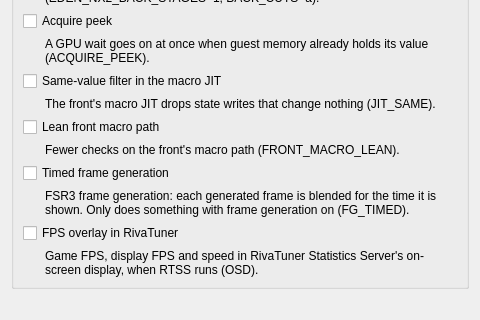
Above: src/yuzu/configuration/configure_nx2perf.ui from Mvii7/Dozer before the change; both pictures show x 0 to 480 and y 320 to 640 of the 480 by 640 pixel window. Below: the same form after it.
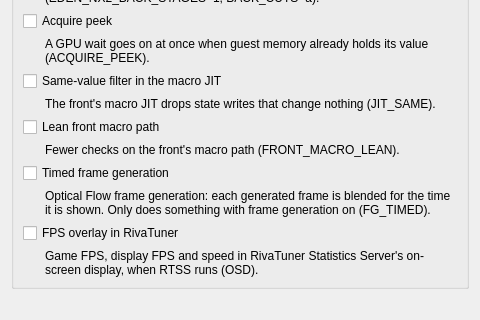
That is the form after the change.

Commit message:
UI: name the FSR filters and the built-in frame generation by what they do
The frame generation type "FSR 3" is Eglantine's own optical-flow
interpolation, not AMD's, and the "AMD FidelityFX Super Resolution 3"
window filter runs FSR 1's EASU and RCAS at 0.8x sharpness. Label them
"Optical Flow Interpolation (built-in)" and "AMD FidelityFX Super
Resolution 1, softer sharpening", and the plain FSR filter "FSR 1". Only
the text changes; setting ids and enum values stay, so configs carry over.

Names from Lichii bb8fdfac2.

Claude-Session: https://claude.ai/code/session_01RQ9rbzrH5zA7hVjVuEjj48

```diff
--- a/src/yuzu/configuration/configure_nx2perf.ui
+++ b/src/yuzu/configuration/configure_nx2perf.ui
@@ -288,7 +288,7 @@
       <item>
        <widget class="QLabel" name="fg_timed_text">
         <property name="text">
-         <string>FSR3 frame generation: each generated frame is blended for the time it is shown. Only does something with frame generation on (FG_TIMED).</string>
+         <string>Optical Flow frame generation: each generated frame is blended for the time it is shown. Only does something with frame generation on (FG_TIMED).</string>
         </property>
         <property name="wordWrap">
          <bool>true</bool>
```
The commit also changes 7 other files.
